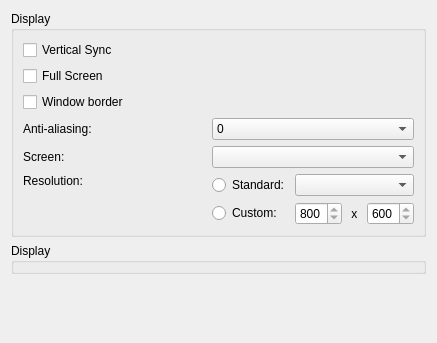
First picture: the form in files/ui/graphicspage.ui, repository OpenMW/openmw, before the edit.
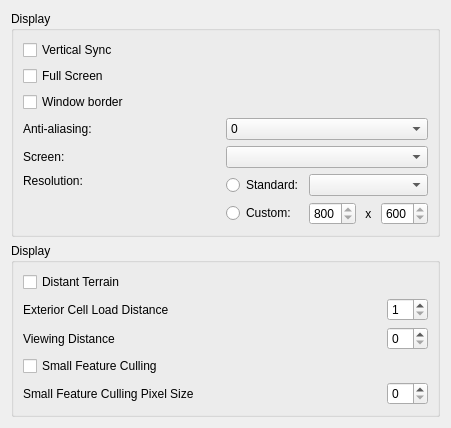
Second picture: the form after the edit.

Commit message: Add menus to graphicspage

```diff
--- a/files/ui/graphicspage.ui
+++ b/files/ui/graphicspage.ui
@@ -33,6 +33,12 @@
       </item>
       <item row="2" column="0">
        <widget class="QCheckBox" name="windowBorderCheckBox">
+        <property name="minimumSize">
+         <size>
+          <width>197</width>
+          <height>0</height>
+         </size>
+        </property>
         <property name="text">
          <string>Window border</string>
         </property>
@@ -151,7 +157,59 @@
      <property name="title">
       <string>Display</string>
      </property>
-	</widget>
+     <layout class="QGridLayout" name="gridLayout_4" columnstretch="1,0">
+      <item row="0" column="0">
+       <widget class="QCheckBox" name="distantTerrainCheckBox">
+        <property name="text">
+         <string>Distant Terrain</string>
+        </property>
+       </widget>
+      </item>
+      <item row="1" column="0">
+       <widget class="QLabel" name="cellLoadLabel">
+        <property name="text">
+         <string>Exterior Cell Load Distance</string>
+        </property>
+       </widget>
+      </item>
+      <item row="1" column="1">
+       <widget class="QSpinBox" name="cellLoadComboBox">
+        <property name="minimum">
+         <number>1</number>
+        </property>
+       </widget>
+      </item>
+      <item row="2" column="0">
+       <widget class="QLabel" name="cellLoadLabel">
+        <property name="text">
+         <string>Viewing Distance</string>
+        </property>
+       </widget>
+      </item>
+      <item row="2" column="1">
+       <widget class="QSpinBox" name="viewingDistanceSpinBox">
+	   </widget>
+      </item>
+	  <item row="3" column="0">
+	   <widget class="QCheckBox" name="smallFeatureCullingCheckBox">
+        <property name="text">
+         <string>Small Feature Culling</string>
+        </property>
+	   </widget>
+      </item>
+	  <item row="4" column="0">
+	   <widget class="QLabel" name="smallFeatureCullingPixelSizeCheckBox">
+	    <property name="text">
+		 <string>Small Feature Culling Pixel Size</string>
+		</property>
+	   </widget>
+	  </item>
+	  <item row="4" column="1">
+	   <widget class="QSpinBox" name="smallFeatureCullingPixelSizeSpinBox">
+	   </widget>
+	  </item>
+     </layout>
+    </widget>
    </item>
    <item>
     <spacer name="verticalSpacer">
```
